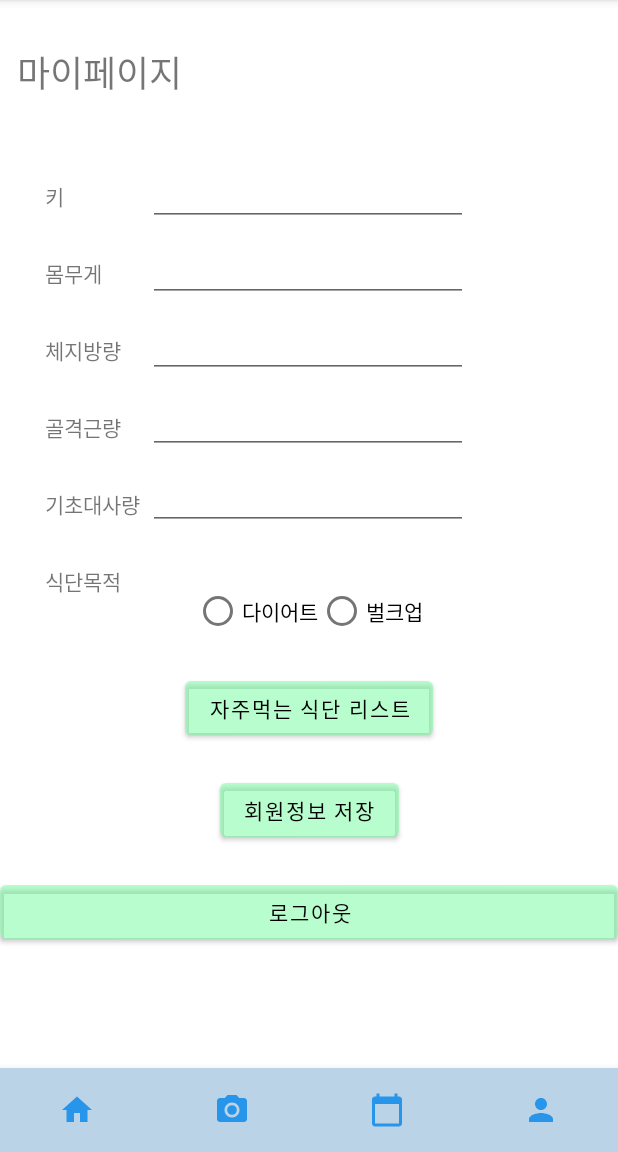
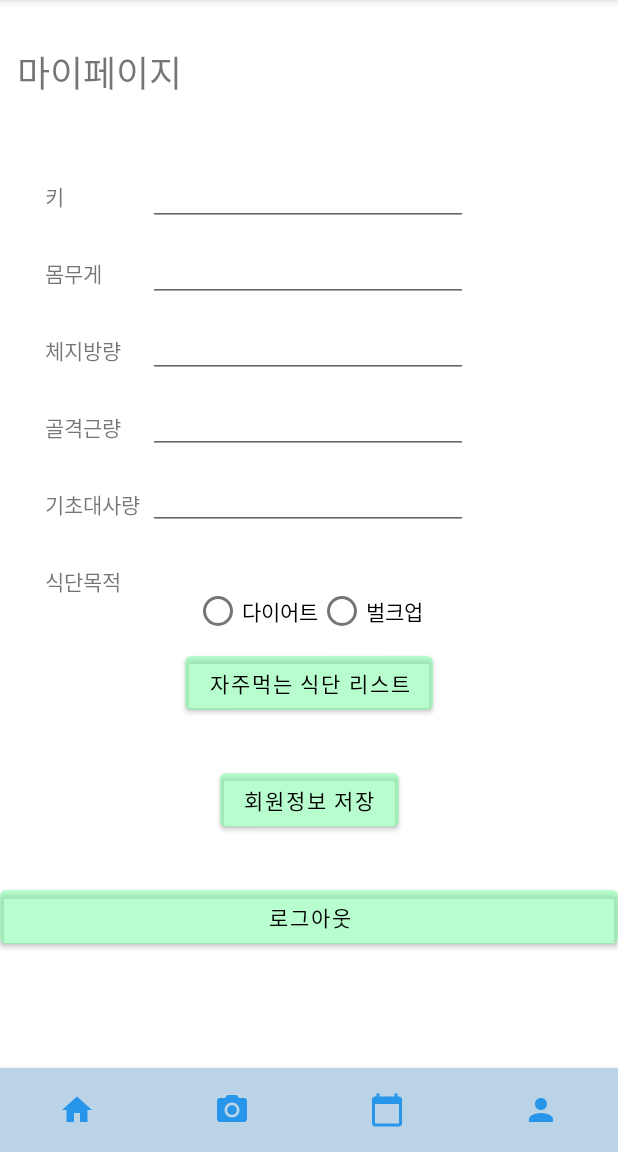
Before and after one commit to YangJJHH/DingDong, an Android app: the screen it shows after launch (HomeActivity), item 4 of the bottom bar chosen, on a phone screen of 412 x 824 dp, the part 84-1236 px from its top. Run offline under Robolectric (Android 15) with nearby library versions, the phone set to English and light mode, and no system bars.

Commit message:
"자주먹는 식단리스트 추가"

```diff
--- a/App/AIFoodDiary/app/build.gradle
+++ b/App/AIFoodDiary/app/build.gradle
@@ -36,6 +36,7 @@ dependencies {
     implementation 'com.android.volley:volley:1.1.1'
     implementation 'com.google.android.material:material:1.0.0'
     implementation 'androidx.cardview:cardview:1.0.0'
+    implementation 'androidx.recyclerview:recyclerview:1.2.1'
     testImplementation 'junit:junit:4.+'
     androidTestImplementation 'androidx.test.ext:junit:1.1.3'
     androidTestImplementation 'androidx.test.espresso:espresso-core:3.4.0'
--- a/App/AIFoodDiary/app/src/main/java/com/cookandroid/aifooddiaryapp/Frag_Mypage.java
+++ b/App/AIFoodDiary/app/src/main/java/com/cookandroid/aifooddiaryapp/Frag_Mypage.java
@@ -4,19 +4,37 @@ import android.os.Bundle;
 import android.view.LayoutInflater;
 import android.view.View;
 import android.view.ViewGroup;
+import android.widget.Button;
 
 import androidx.annotation.NonNull;
 import androidx.annotation.Nullable;
 import androidx.fragment.app.Fragment;
+import androidx.fragment.app.FragmentTransaction;
 
 public class Frag_Mypage extends Fragment {
+    Button btn_list;
     private View view;
-
     @Nullable
     @Override
     public View onCreateView(@NonNull LayoutInflater inflater, @Nullable ViewGroup container, @Nullable Bundle savedInstanceState) {
         view = inflater.inflate(R.layout.frag_mypage, container, false);
 
+
+        btn_list = (Button) view.findViewById(R.id.btn_list);
+        btn_list.setOnClickListener(new View.OnClickListener() {
+            @Override
+            public void onClick(View view) {
+                //자주먹는 식단 프래그먼트 이벤트 처리
+                FragmentTransaction transaction = getActivity().getSupportFragmentManager().beginTransaction();
+                Frag_Favorite_Meals frag_favorite_meals = new Frag_Favorite_Meals();
+                transaction.replace(R.id.main_frame, frag_favorite_meals);
+                transaction.commit();
+            }
+        });
+
+
+
+
         return view;
     }
 }
--- a/App/AIFoodDiary/app/src/main/java/com/cookandroid/aifooddiaryapp/HomeActivity.java
+++ b/App/AIFoodDiary/app/src/main/java/com/cookandroid/aifooddiaryapp/HomeActivity.java
@@ -7,12 +7,14 @@ import androidx.fragment.app.FragmentTransaction;
 
 import android.os.Bundle;
 import android.view.MenuItem;
+import android.widget.Button;
 
 import com.google.android.material.bottomnavigation.BottomNavigationView;
 
 public class HomeActivity extends AppCompatActivity {
     // 하단바 변수 선언
     private BottomNavigationView bottomNavigationView;
+    Button btn_list;
 
     // 프래그먼트 매니저와 트랜잭션 변수 선언
     private FragmentManager fm;
@@ -23,7 +25,6 @@ public class HomeActivity extends AppCompatActivity {
     private Frag_FoodCalendar frag_foodcalendar;
     private Frag_Camera frag_camera;
     private Frag_Mypage frag_mypage;
-
     @Override
     protected void onCreate(Bundle savedInstanceState) {
         super.onCreate(savedInstanceState);
--- a/App/AIFoodDiary/app/src/main/res/layout/frag_mypage.xml
+++ b/App/AIFoodDiary/app/src/main/res/layout/frag_mypage.xml
@@ -40,7 +40,7 @@
         app:layout_constraintTop_toBottomOf="@+id/tv_height" />
 
     <TextView
-        android:id="@+id/tv_todayfat"
+        android:id="@+id/tv_body_fat"
         android:layout_width="wrap_content"
         android:layout_height="wrap_content"
         android:layout_marginStart="30dp"
@@ -58,7 +58,7 @@
         android:layout_marginTop="30dp"
         android:text="골격근량"
         app:layout_constraintStart_toStartOf="parent"
-        app:layout_constraintTop_toBottomOf="@+id/tv_todayfat" />
+        app:layout_constraintTop_toBottomOf="@+id/tv_body_fat" />
     <TextView
         android:id="@+id/tv_BMR"
         android:layout_width="wrap_content"
@@ -102,7 +102,7 @@
         app:layout_constraintEnd_toEndOf="parent"
         app:layout_constraintTop_toBottomOf="@+id/et_height" />
     <EditText
-        android:id="@+id/et_fat"
+        android:id="@+id/et_body_fat"
         android:layout_width="wrap_content"
         android:layout_height="wrap_content"
         android:layout_marginTop="5dp"
@@ -123,7 +123,7 @@
         android:ems="10"
         android:inputType="textPersonName"
         app:layout_constraintEnd_toEndOf="parent"
-        app:layout_constraintTop_toBottomOf="@+id/et_fat" />
+        app:layout_constraintTop_toBottomOf="@+id/et_body_fat" />
     <EditText
         android:id="@+id/et_BMR"
         android:layout_width="wrap_content"
@@ -135,40 +135,41 @@
         android:inputType="textPersonName"
         app:layout_constraintEnd_toEndOf="parent"
         app:layout_constraintTop_toBottomOf="@+id/et_muscle_mass" />
+
     <Button
         android:id="@+id/btn_logout"
         android:layout_width="match_parent"
         android:layout_height="wrap_content"
-        android:layout_marginBottom="80dp"
+        android:layout_marginTop="30dp"
         android:text="로그아웃"
         android:textColor="@color/black"
         app:backgroundTint="#8073fb9c"
-        app:layout_constraintBottom_toBottomOf="parent"
         app:layout_constraintEnd_toEndOf="parent"
-        app:layout_constraintStart_toStartOf="parent" />
+        app:layout_constraintStart_toStartOf="parent"
+        app:layout_constraintTop_toBottomOf="@+id/btn_save" />
 
     <Button
         android:id="@+id/btn_save"
         android:layout_width="wrap_content"
         android:layout_height="wrap_content"
-        android:layout_marginBottom="20dp"
+        android:layout_marginTop="30dp"
         android:text="회원정보 저장"
         android:textColor="@color/black"
         app:backgroundTint="#8073fb9c"
-        app:layout_constraintBottom_toTopOf="@+id/btn_logout"
         app:layout_constraintEnd_toEndOf="parent"
-        app:layout_constraintStart_toStartOf="parent" />
+        app:layout_constraintStart_toStartOf="parent"
+        app:layout_constraintTop_toBottomOf="@+id/btn_list" />
+
     <Button
         android:id="@+id/btn_list"
         android:layout_width="wrap_content"
         android:layout_height="wrap_content"
-        android:layout_marginBottom="20dp"
         android:text="자주먹는 식단 리스트"
         android:textColor="@color/black"
         app:backgroundTint="#8073fb9c"
-        app:layout_constraintBottom_toTopOf="@+id/btn_save"
         app:layout_constraintEnd_toEndOf="parent"
-        app:layout_constraintStart_toStartOf="parent" />
+        app:layout_constraintStart_toStartOf="parent"
+        app:layout_constraintTop_toBottomOf="@+id/rdg_food_purpose" />
 
     <RadioGroup
         android:id="@+id/rdg_food_purpose"
```
Also changed, not shown: App/AIFoodDiary/app/src/main/java/com/cookandroid/aifooddiaryapp/Frag_Favorite_Meals.java (added, +59 -0 lines), App/AIFoodDiary/app/src/main/java/com/cookandroid/aifooddiaryapp/Meal.java (added, +58 -0 lines), App/AIFoodDiary/app/src/main/java/com/cookandroid/aifooddiaryapp/Meal_Adapter.java (added, +79 -0 lines), App/AIFoodDiary/app/src/main/res/drawable/round.xml (added, +10 -0 lines), App/AIFoodDiary/app/src/main/res/layout/frag_favoirte_meals.xml (added, +22 -0 lines), App/AIFoodDiary/app/src/main/res/layout/frag_home.xml (+4 -4 lines), App/AIFoodDiary/app/src/main/res/layout/list_meals.xml (added, +59 -0 lines).
